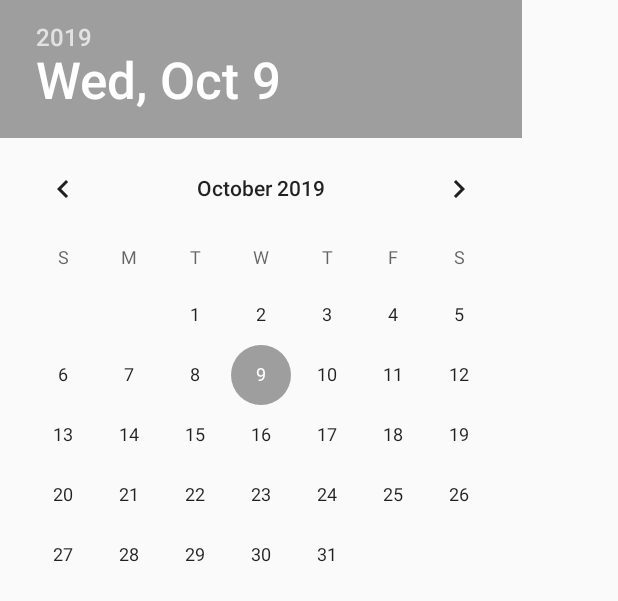
After one commit to danielfelipesartorio/Degas, an Android app: the layout date_picker.xml on its own in the app's theme, with its tools: preview values and no code run, on a phone screen of 412 x 824 dp. The commit adds this screen. Shown: the top 601 px of the screen. Run offline under Robolectric (Android 15) with nearby library versions, the phone set to English and light mode, and no system bars.

Commit message:
Added datepicker

```diff
--- a/app/src/main/res/layout/activity_export_order.xml
+++ b/app/src/main/res/layout/activity_export_order.xml
@@ -84,14 +84,17 @@
                 app:layout_constraintTop_toBottomOf="@id/textViewOrderCost"
                 app:layout_constraintStart_toStartOf="parent"
                 app:layout_constraintEnd_toEndOf="parent"
+                android:focusable="@{exportOrderViewModel.focusable}"
                 android:hint="Prazo de entrega"
                 android:layout_height="wrap_content">
 
                 <com.google.android.material.textfield.TextInputEditText
+                    android:id="@+id/editTextOrderDeliveryDate"
                     android:layout_width="match_parent"
                     android:layout_height="wrap_content"
                     android:textSize="16sp"
                     tools:text = "01/01/2020"
+                    android:focusable="@{exportOrderViewModel.focusable}"
                     android:singleLine="true"
                     android:text="@={exportOrderViewModel.deliveryDate}"/>
             </com.google.android.material.textfield.TextInputLayout>
--- /dev/null
+++ b/app/src/main/res/layout/date_picker.xml
@@ -0,0 +1,6 @@
+<?xml version="1.0" encoding="utf-8"?>
+<DatePicker xmlns:android="http://schemas.android.com/apk/res/android"
+    android:id="@+id/datePicker"
+    android:layout_width="wrap_content" android:layout_height="wrap_content">
+
+</DatePicker>
```
Also changed, not shown: app/src/main/java/com/sartorio/degas/ui/exportorder/ExportOrderActivity.kt (+16 -0 lines), app/src/main/java/com/sartorio/degas/ui/exportorder/ExportOrderViewModel.kt (+13 -3 lines).
